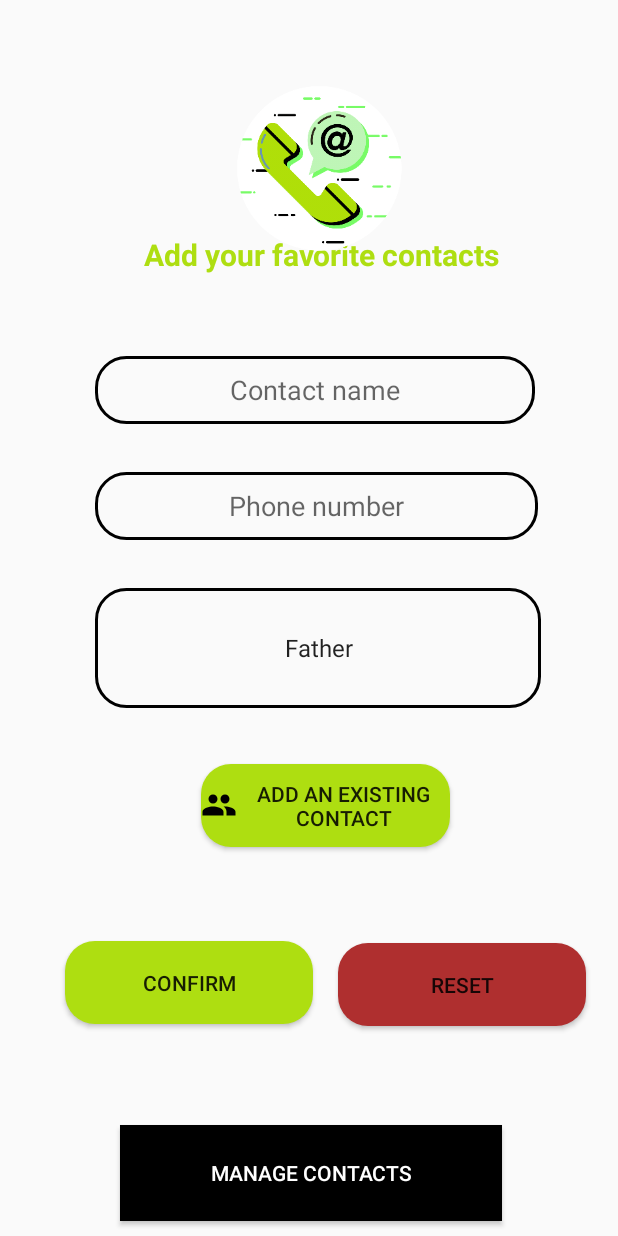
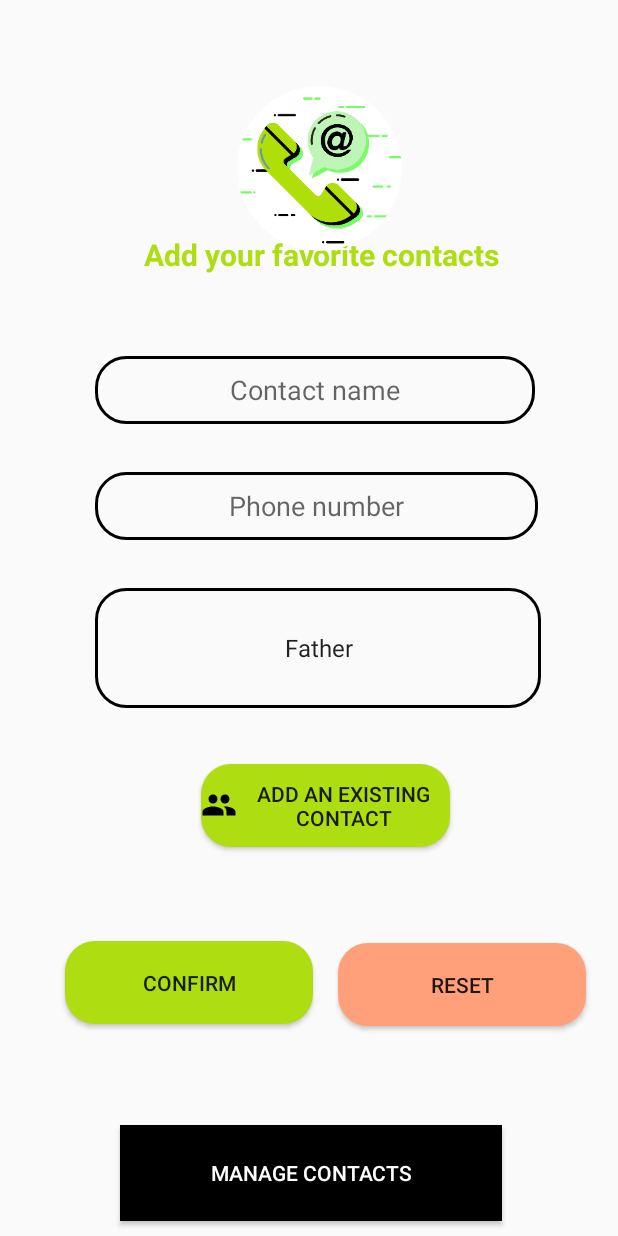
Before and after one commit to khadijaO/NajdaApp, an Android app: the UserContact screen opened directly, with no data from a screen before it, after a tap on "CONFIRM", on a phone screen of 412 x 824 dp. Run offline under Robolectric (Android 15) with nearby library versions, the phone set to English and light mode, and no system bars; our stand-ins replace CircleImageView; Roboto replaces fonts that are not available here.

Commit message:
contact works

```diff
--- a/app/src/main/java/com/example/najdaapp/UserContact.java
+++ b/app/src/main/java/com/example/najdaapp/UserContact.java
@@ -17,7 +17,7 @@ import com.example.najdaapp.contact.ContactModel;
 import com.example.najdaapp.contact.DbHelper;
 
 public class UserContact extends AppCompatActivity {
-    Button existing_contact,add_contact,reset_form;
+    Button existing_contact,add_contact,reset_form,manage_contact;
     EditText number_contact, name_contact, relation_contact;
     String numberContact, nameContact, relationContact;
     private static final int REQUEST_SELECT_CONTACT = 1;
@@ -32,8 +32,8 @@ public class UserContact extends AppCompatActivity {
         number_contact = findViewById(R.id.contact_phone);
         name_contact = findViewById(R.id.contact_name);
 
-        numberContact=number_contact.getText().toString();
-        nameContact=name_contact.getText().toString();
+//        numberContact=number_contact.getText().toString();
+//        nameContact=name_contact.getText().toString();
 
         /*----------------------------   RELATION SPINNER  ---------------------------*/
 //        set relations
@@ -70,9 +70,33 @@ public class UserContact extends AppCompatActivity {
         add_contact.setOnClickListener(new View.OnClickListener() {
             @Override
             public void onClick(View view) {
+                numberContact=number_contact.getText().toString();
+                nameContact=name_contact.getText().toString();
                 //add the data in DB
                 ContactModel contact_user=new ContactModel( numberContact,nameContact, relationContact);
-                d.addcontact(contact_user);
+                d.addContact(contact_user);
+            }
+        });
+        /*-------------------------------------------------------------------*/
+        /*----------------------------   RESET CONTACTS   ---------------------------*/
+        reset_form=findViewById(R.id.ResetContact);
+        reset_form.setOnClickListener(new View.OnClickListener() {
+            @Override
+            public void onClick(View view) {
+                //add the data in DB
+//                relation_contact.setText("");
+                name_contact.setText("");
+                number_contact.setText("");
+            }
+        });
+        /*-------------------------------------------------------------------*/
+        /*----------------------------   MANAGE CONTACTS   ---------------------------*/
+        manage_contact=findViewById(R.id.manage_contacts);
+        manage_contact.setOnClickListener(new View.OnClickListener() {
+            @Override
+            public void onClick(View view) {
+               Intent i=new Intent(getApplicationContext(),ContactManager.class);
+               startActivity(i);
             }
         });
         /*-------------------------------------------------------------------*/
--- a/app/src/main/java/com/example/najdaapp/contact/DbHelper.java
+++ b/app/src/main/java/com/example/najdaapp/contact/DbHelper.java
@@ -24,7 +24,8 @@ public class DbHelper extends SQLiteOpenHelper {
     // Country Table Columns names
     private static final String KEY_ID = "id";
     private static final String NAME = "Name";
-    private static final String PHONENO = "PhoneNo";
+    private static final String H = "Phone";
+    private static final String PH = "PhoneNo";
     private static final String RELATION = "Relation";
 
     public DbHelper(Context context){
@@ -36,9 +37,9 @@ public class DbHelper extends SQLiteOpenHelper {
 
         // create the table for the first time
         String CREATE_CONTACT_TABLE = "CREATE TABLE " + TABLE_NAME + "("
-                + KEY_ID + " INTEGER PRIMARY KEY," + NAME + " TEXT, "
-                + PHONENO + " TEXT, " +RELATION + " TEXT)";
-//        Log.d("hi", CREATE_CONTACT_TABLE);
+                + KEY_ID + " INTEGER PRIMARY KEY, "+ PH + " TEXT, "+ NAME + " TEXT, "
+                 + RELATION + " TEXT )";
+//        Log.d("h i", CREATE_CONTACT_TABLE);
         Log.d("hi", "3333333333333333333333333333333333333");
 
         db.execSQL(CREATE_CONTACT_TABLE);
@@ -50,15 +51,23 @@ public class DbHelper extends SQLiteOpenHelper {
     }
 
     // method to add the contact
-    public void addcontact(ContactModel contact){
-        SQLiteDatabase db=this.getWritableDatabase();
-        ContentValues c=new ContentValues();
-        c.put(NAME,contact.getName());
-        c.put(PHONENO,contact.getPhoneNo());
-        c.put(RELATION,contact.getRelation());
-        db.insert(TABLE_NAME,null,c);
-        db.close();
-        Log.e("hi", "error");
+    public void addContact(ContactModel contact){
+//        SQLiteDatabase db=this.getWritableDatabase();
+//        ContentValues c=new ContentValues();
+//        c.put(NAME,contact.getName());
+//        c.put(PH,contact.getPhoneNo());
+//        c.put(RELATION,contact.getRelation());
+//        db.insert(TABLE_NAME,null,c);
+//        db.close();
+
+        SQLiteDatabase db = this.getWritableDatabase();
+        ContentValues values = new ContentValues();
+        values.put(DbHelper.PH, contact.getPhoneNo());
+        values.put(DbHelper.NAME, contact.getName());
+        values.put(DbHelper.RELATION, contact.getRelation());
+        long newRowId = db.insert (DbHelper.TABLE_NAME, null, values);
+
+        Log.e("hi", "####################################");
 
 //        Toast.makeText(get, "", Toast.LENGTH_SHORT).show();
     }
--- a/app/src/main/res/layout/activity_user_contact.xml
+++ b/app/src/main/res/layout/activity_user_contact.xml
@@ -125,8 +125,8 @@
         android:layout_marginEnd="21dp"
         android:layout_marginRight="21dp"
         android:layout_marginBottom="140dp"
-        android:backgroundTint="@color/Red"
         android:background="@drawable/button_login_bg"
+        android:backgroundTint="@color/redColor"
         android:text="@string/reset" />
 
     <Button
@@ -179,8 +179,8 @@
         android:layout_marginRight="77dp"
         android:layout_marginBottom="10dp"
         android:background="@color/dotDisactivated"
-        android:textColor="@color/colorWhite"
-        android:text="@string/manage_contact" />
+        android:text="@string/manage_contact"
+        android:textColor="@color/colorWhite" />
 
     <ImageView
         android:id="@+id/imageView2"
--- a/app/src/main/res/values/colors.xml
+++ b/app/src/main/res/values/colors.xml
@@ -10,6 +10,7 @@
 
     <color name="splash_beige">#E8DED1</color>
     <color name="splash_green">#C4DC34</color>
+    <color name="redColor">#FFA07A </color>
 
     <color name="backColor">#EBF2AB </color>
 
--- a/app/src/main/res/values/strings.xml
+++ b/app/src/main/res/values/strings.xml
@@ -27,7 +27,10 @@
     </string>
     <string name="manage_contact">Manage contacts
     </string>
-    <string name="reset">Reset
+    <string name="modify">Modify
+    </string>
+    <string name="delete">Delete
+    </string><string name="reset">Reset
     </string>
     <string-array name="relation">
         <item>Father</item>
```
Also changed, not shown: app/src/main/java/com/example/najdaapp/ContactManager.java (+40 -2 lines), app/src/main/java/com/example/najdaapp/contactAdapter/CustomAdapter.java (added, +57 -0 lines), app/src/main/res/layout/activity_contact_manager.xml (+12 -3 lines), app/src/main/res/layout/activity_slave.xml (added, +118 -0 lines).
